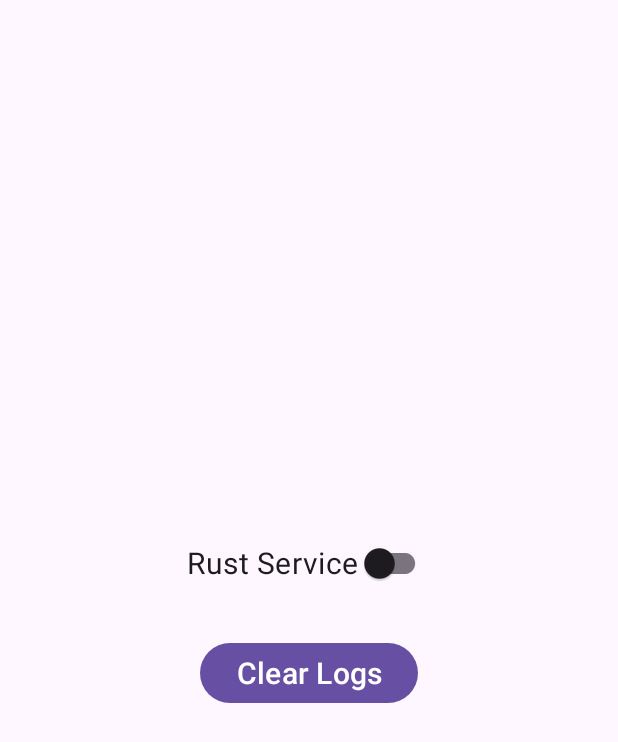
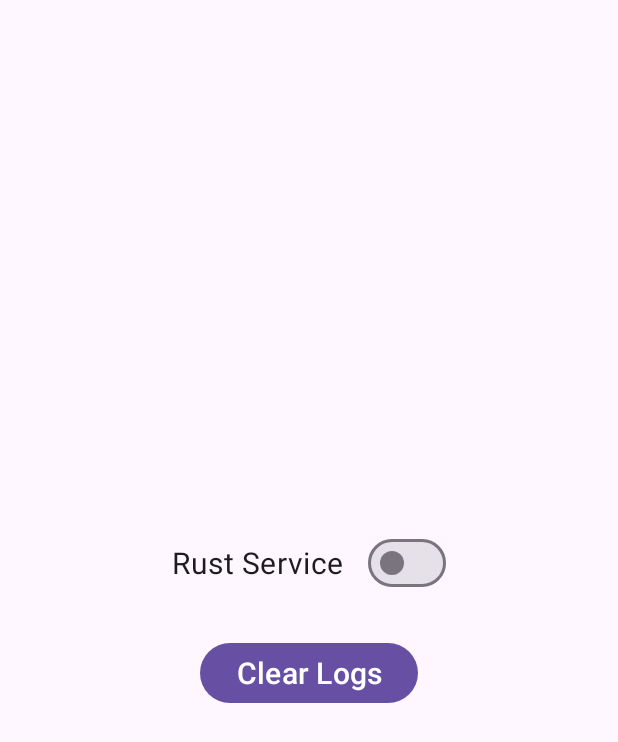
Before and after one commit to Erik1000/car, an Android app: the screen it shows after launch (MainActivity), on a phone screen of 412 x 824 dp. Shown: the top 742 px of the screen. Run offline under Robolectric (Android 15) with nearby library versions, the phone set to English and light mode, and no system bars.

Commit message:
mui components

```diff
--- a/android-app/app/src/main/java/com/example/rustapp/MainActivity.java
+++ b/android-app/app/src/main/java/com/example/rustapp/MainActivity.java
@@ -7,7 +7,8 @@ import android.widget.Button;
 import android.widget.Toast;
 
 import androidx.appcompat.app.AppCompatActivity;
-import androidx.appcompat.widget.SwitchCompat;
+
+import com.google.android.material.materialswitch.MaterialSwitch;
 
 import java.io.File;
 import java.io.FileOutputStream;
@@ -19,8 +20,8 @@ public class MainActivity extends AppCompatActivity {
 
         setContentView(R.layout.activity_main);
 
-        ((SwitchCompat) findViewById(R.id.serviceToggle))
-                .setOnCheckedChangeListener((compoundButton, isChecked) -> {
+        ((MaterialSwitch) findViewById(R.id.serviceToggle))
+                .setOnCheckedChangeListener((buttonView, isChecked) -> {
                     Intent serviceIntent = new Intent(this, RustService.class);
                     if (isChecked)
                         if (Build.VERSION.SDK_INT >= Build.VERSION_CODES.O)
--- a/android-app/app/src/main/res/layout/activity_main.xml
+++ b/android-app/app/src/main/res/layout/activity_main.xml
@@ -9,7 +9,7 @@
     android:orientation="vertical"
     tools:context=".MainActivity">
 
-    <androidx.appcompat.widget.SwitchCompat
+    <com.google.android.material.materialswitch.MaterialSwitch
         android:id="@+id/serviceToggle"
         android:layout_width="wrap_content"
         android:layout_height="wrap_content"
@@ -20,6 +20,7 @@
         app:layout_constraintTop_toTopOf="parent" />
 
     <Button
+        style="@style/Widget.Material3.Button"
         android:id="@+id/clearLogs"
         android:layout_height="wrap_content"
         android:layout_width="wrap_content"
```
